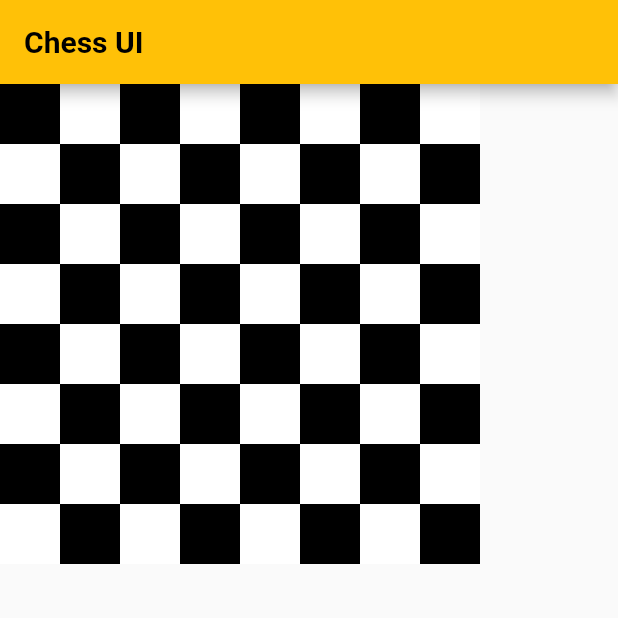
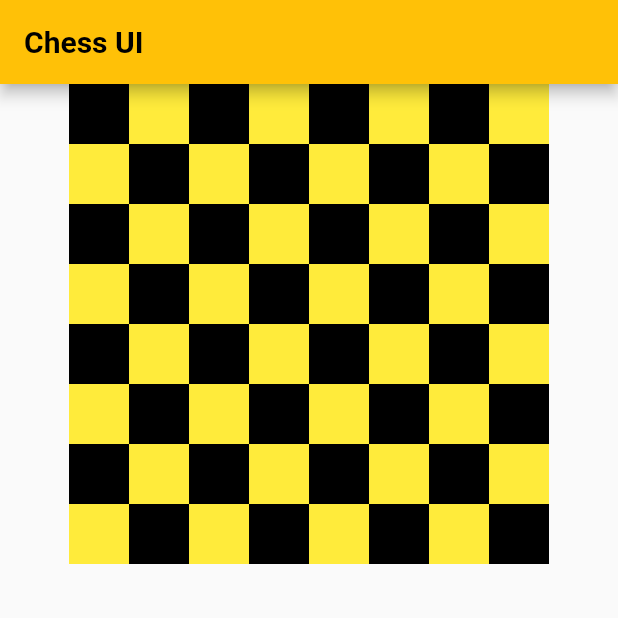
Before and after one commit to a-b-sabbir/Flutter_Chess-UI, a Flutter app: the screen it shows after launch, on a phone screen of 412 x 824 dp, the top half of it. Run offline on Flutter 3.47's test engine with Material 2 defaults, Android fonts, the phone set to English and light mode, and no system bars.

Commit message:
color change

```diff
--- a/lib/main.dart
+++ b/lib/main.dart
@@ -32,7 +32,8 @@ class MyHomePage extends StatelessWidget {
       body: ListView.builder(
         itemCount: 8,
         itemBuilder: (BuildContext context, int parentIndex) {
-          return SizedBox(
+          return Center(
+            child: SizedBox(
               height: 40,
               child: ListView.builder(
                 shrinkWrap: true,
@@ -47,6 +48,7 @@ class MyHomePage extends StatelessWidget {
                         );
                 },
               ),
+            ),
           );
         },
       ),
@@ -58,6 +60,6 @@ Widget chessBox({bool white = false}) {
   return Container(
     height: 40,
     width: 40,
-    color: white ? Colors.white : Colors.black,
+    color: white ? Colors.yellow : Colors.black,
   );
 }
```
Lines whose indentation alone changed are shown as unchanged.
